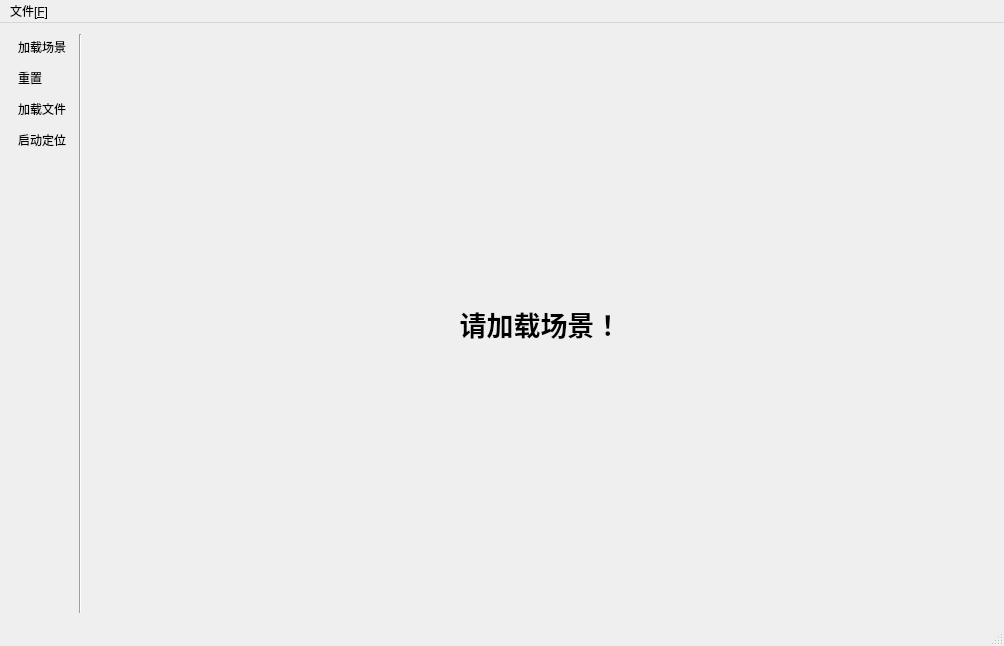
First picture: the form in BSL/BSL/bsl.ui, repository jfjfjf8888/BaseStationLocator, before the edit.
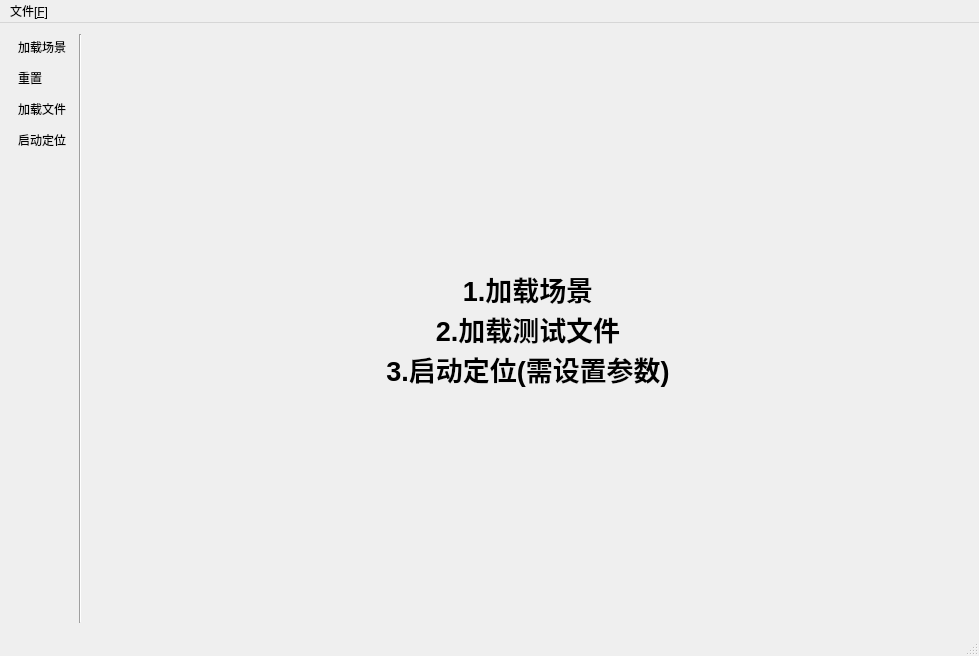
Second picture: the form after the edit. Icons and pictures are not drawn.

Commit message: 更新按钮功能： 1.加载场景按钮。 2.重置按钮 3.加载文件按钮

```diff
--- a/BSL/BSL/bsl.ui
+++ b/BSL/BSL/bsl.ui
@@ -6,8 +6,8 @@
    <rect>
     <x>0</x>
     <y>0</y>
-    <width>1004</width>
-    <height>646</height>
+    <width>979</width>
+    <height>656</height>
    </rect>
   </property>
   <property name="windowTitle">
@@ -162,7 +162,9 @@
        <string>真实场景显示区域</string>
       </property>
       <property name="text">
-       <string>请加载场景！</string>
+       <string>1.加载场景
+2.加载测试文件
+3.启动定位(需设置参数)</string>
       </property>
       <property name="alignment">
        <set>Qt::AlignCenter</set>
@@ -176,7 +178,7 @@
     <rect>
      <x>0</x>
      <y>0</y>
-     <width>1004</width>
+     <width>979</width>
      <height>23</height>
     </rect>
    </property>
```
Left out of the diff: 6 changed lines with no effect on the pictures. The commit also changes 12 other files.
